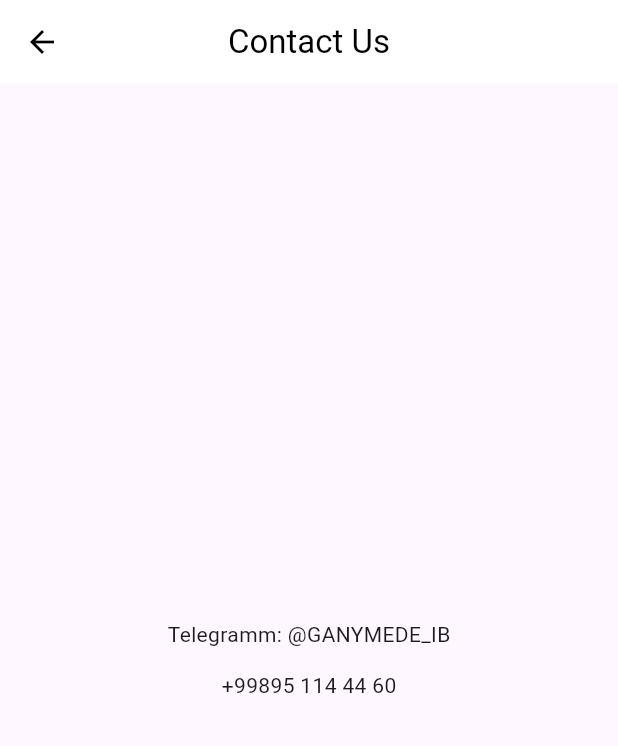
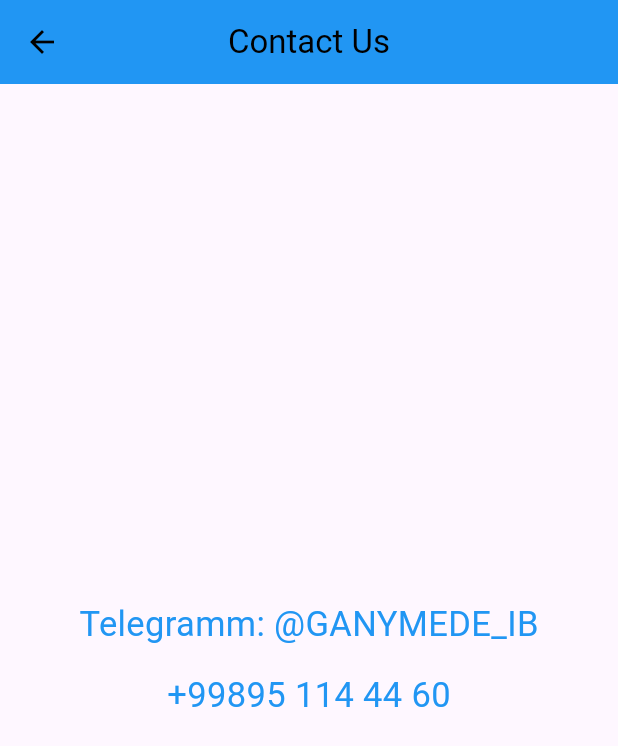
Before and after one commit to dadaxon1106/homework_navigator, a Flutter app: the ContactPage screen opened by its route, on a phone screen of 412 x 824 dp. Shown: the top 746 px of the screen. Run offline on Flutter 3.47's test engine with Material 2 defaults, Android fonts, the phone set to English and light mode, and no system bars.

Commit message:
changed color

```diff
--- a/lib/contactpage/contact_view.dart
+++ b/lib/contactpage/contact_view.dart
@@ -10,18 +10,24 @@ class ContactPage extends StatelessWidget {
       appBar: AppBar(
         title: const Text("Contact Us"),
         centerTitle: true,
-        backgroundColor: Colors.white,
+        backgroundColor: Colors.blue,
         foregroundColor: Colors.black,
       ),
       body: const Center(
         child: Column(
           mainAxisAlignment: MainAxisAlignment.center,
           children: [
-            Text("Telegramm: @GANYMEDE_IB"),
+            Text(
+              "Telegramm: @GANYMEDE_IB",
+              style: TextStyle(color: Colors.blue, fontSize: 23),
+            ),
             SizedBox(
               height: 14,
             ),
-            Text("+99895 114 44 60"),
+            Text(
+              "+99895 114 44 60",
+              style: TextStyle(color: Colors.blue, fontSize: 23),
+            ),
           ],
         ),
       ),
```
